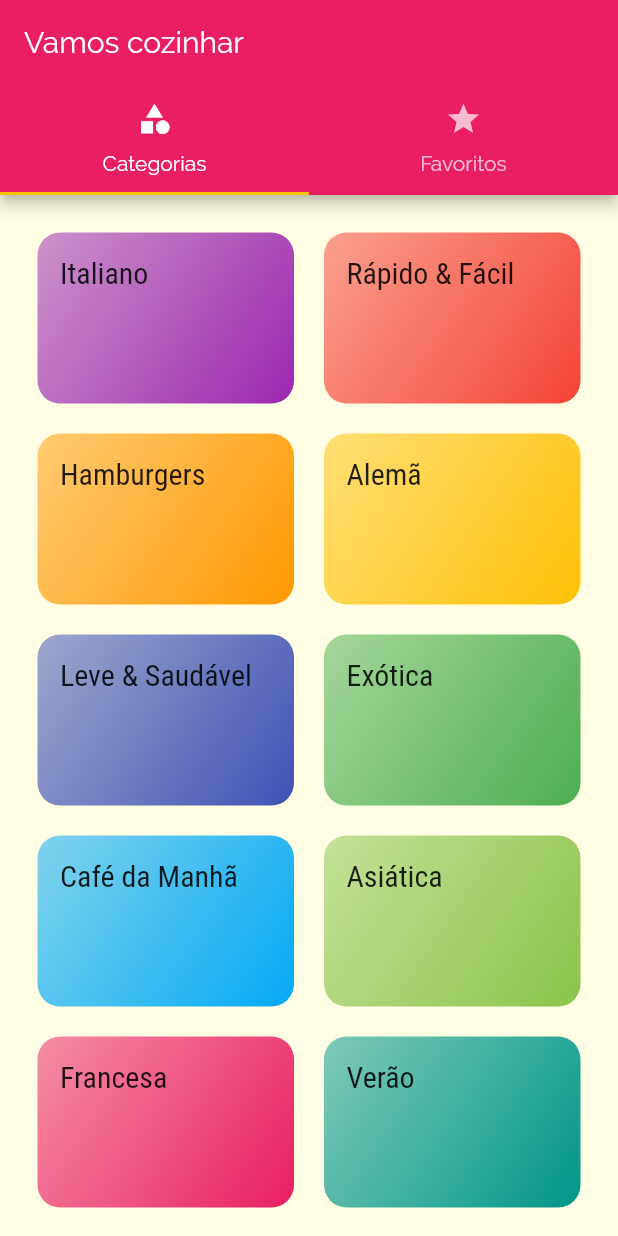
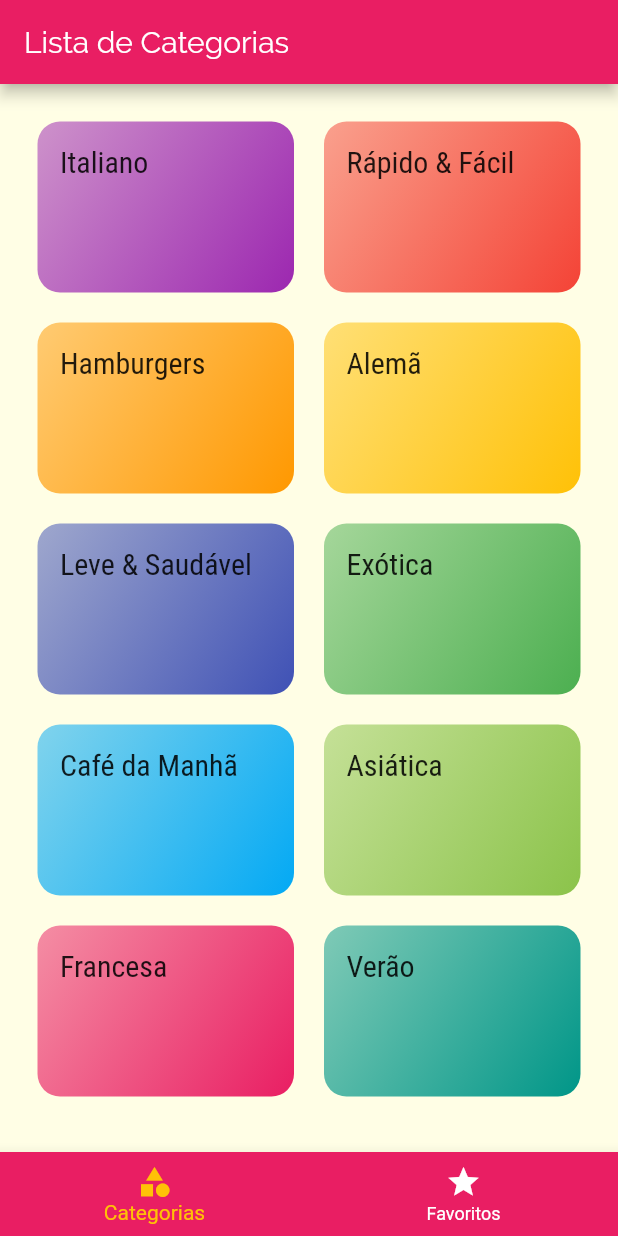
Before and after one commit to isaiasnas/recipes, a Flutter app: the screen it shows after launch, on a phone screen of 412 x 824 dp. Run offline on Flutter 3.47's test engine with Material 2 defaults, Android fonts, the phone set to English and light mode, and no system bars.

```diff
--- a/lib/screens/tabs_screen.dart
+++ b/lib/screens/tabs_screen.dart
@@ -2,33 +2,50 @@ import 'package:flutter/material.dart';
 import 'package:meals/screens/categories_screen.dart';
 import 'package:meals/screens/favorite_screen.dart';
 
-class TabScreen extends StatelessWidget {
+class TabScreen extends StatefulWidget {
+  @override
+  _TabScreenState createState() => _TabScreenState();
+}
+
+class _TabScreenState extends State<TabScreen> {
+  int _selectedScreenIndex = 0;
+  final List<Map<String, Object>> _screens = [
+    {'title':'Lista de Categorias','screen': CategoriesScreen()},
+    {'title':'Meus Favoritos','screen': FavoriteScreen()}
+  ];
+
+  _selectScreen(int index) {
+    setState(() {
+      _selectedScreenIndex = index;
+    });
+  }
+
   @override
   Widget build(BuildContext context) {
-    return DefaultTabController(
-      length: 2,
-      child: Scaffold(
-        appBar: AppBar(
-          title: Text('Vamos cozinhar'),
-          bottom: TabBar(
-            tabs: <Widget>[
-              Tab(
-                icon: Icon(Icons.category),
-                text: 'Categorias',
-              ),
-              Tab(
-                icon: Icon(Icons.star),
-                text: 'Favoritos',
-              )
-            ],
+    return Scaffold(
+      appBar: AppBar(
+        title: Text(_screens[_selectedScreenIndex]['title']),
+      ),
+      body: _screens[_selectedScreenIndex]['screen'],
+      bottomNavigationBar: BottomNavigationBar(
+        onTap: _selectScreen,
+        backgroundColor: Theme.of(context).primaryColor,
+        unselectedItemColor: Colors.white,
+        selectedItemColor: Theme.of(context).accentColor,
+        currentIndex: _selectedScreenIndex,
+        //type: BottomNavigationBarType.shifting,
+        items: [
+          BottomNavigationBarItem(
+            icon: Icon(Icons.category),
+            title: Text('Categorias'),
+            //backgroundColor: Theme.of(context).primaryColor,
           ),
-        ),
-        body: TabBarView(
-          children: <Widget>[
-            CategoriesScreen(),
-            FavoriteScreen(),
-          ],
-        ),
+          BottomNavigationBarItem(
+            icon: Icon(Icons.star),
+            title: Text('Favoritos'),
+            //backgroundColor: Theme.of(context).primaryColor,
+          ),
+        ],
       ),
     );
   }
```
